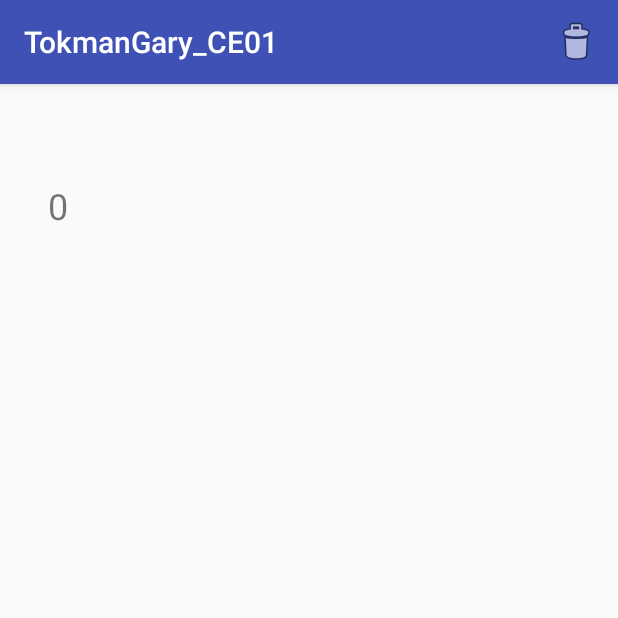
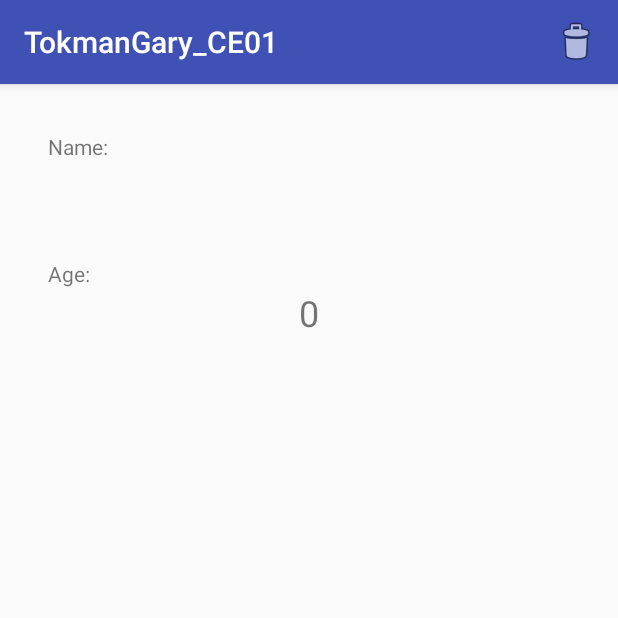
Before and after one commit to gtokman/Android-Challenges-3, an Android app: the DetailActivity screen opened directly, with no data from a screen before it, on a phone screen of 412 x 824 dp, the top half of it. Run offline under Robolectric (Android 15) with nearby library versions, the phone set to English and light mode, and no system bars.

Commit message:
Refactored code final commit

```diff
--- a/TokmanGary_CE01/app/build.gradle
+++ b/TokmanGary_CE01/app/build.gradle
@@ -1,5 +1,6 @@
 apply plugin: 'com.android.application'
 
+//noinspection GroovyMissingReturnStatement
 android {
     compileSdkVersion 24
     buildToolsVersion "24.0.1"
--- a/TokmanGary_CE01/app/src/main/java/com/garytokman/tokmangary_ce01/activities/DetailActivity.java
+++ b/TokmanGary_CE01/app/src/main/java/com/garytokman/tokmangary_ce01/activities/DetailActivity.java
@@ -32,10 +32,10 @@ public class DetailActivity extends GenericActivity {
     @Override
     protected void onPause() {
         super.onPause();
-//        unregisterReceiver(mDetailReceiver);
+        LocalBroadcastManager.getInstance(this).unregisterReceiver(mDetailReceiver);
     }
 
-    private BroadcastReceiver mDetailReceiver = new BroadcastReceiver() {
+    private final BroadcastReceiver mDetailReceiver = new BroadcastReceiver() {
         @Override
         public void onReceive(Context context, Intent intent) {
             // Once delete navigate back to list and list update
--- a/TokmanGary_CE01/app/src/main/java/com/garytokman/tokmangary_ce01/activities/FormActivity.java
+++ b/TokmanGary_CE01/app/src/main/java/com/garytokman/tokmangary_ce01/activities/FormActivity.java
@@ -34,10 +34,10 @@ public class FormActivity extends GenericActivity {
     protected void onPause() {
         super.onPause();
         // Unregister
-//        unregisterReceiver(mFormReceiver);
+        LocalBroadcastManager.getInstance(this).unregisterReceiver(mFormReceiver);
     }
 
-    private BroadcastReceiver mFormReceiver = new BroadcastReceiver() {
+    private final BroadcastReceiver mFormReceiver = new BroadcastReceiver() {
         @Override
         public void onReceive(Context context, Intent intent) {
             // When saved navigate to list and list refresh
@@ -45,6 +45,4 @@ public class FormActivity extends GenericActivity {
             finish();
         }
     };
-
-
 }
--- a/TokmanGary_CE01/app/src/main/java/com/garytokman/tokmangary_ce01/datebase/PersonDatabase.java
+++ b/TokmanGary_CE01/app/src/main/java/com/garytokman/tokmangary_ce01/datebase/PersonDatabase.java
@@ -20,7 +20,7 @@ public class PersonDatabase extends SQLiteOpenHelper {
     private static final int DB_VERSION = 1;
     private static final String DB_NAME = "ArticlesProvider.db";
     private static final String CREATE_TABLE = "create table if not exists " +
-            PersonTable.NAME + "(" +
+            DatabaseSchema.PersonTable.NAME + "(" +
             Columns.ID + " integer primary key autoincrement, " +
             Columns.FIRST_NAME + " text, " +
             Columns.LAST_NAME + " text, " +
--- a/TokmanGary_CE01/app/src/main/java/com/garytokman/tokmangary_ce01/fragments/DetailFragment.java
+++ b/TokmanGary_CE01/app/src/main/java/com/garytokman/tokmangary_ce01/fragments/DetailFragment.java
@@ -4,7 +4,6 @@ import android.app.Fragment;
 import android.content.Intent;
 import android.os.Bundle;
 import android.support.annotation.Nullable;
-import android.util.Log;
 import android.view.LayoutInflater;
 import android.view.Menu;
 import android.view.MenuInflater;
@@ -23,9 +22,7 @@ import com.garytokman.tokmangary_ce01.model.Person;
 
 public class DetailFragment extends Fragment {
 
-    private static final String TAG = DetailFragment.class.getSimpleName();
     public static final String ACTION_DELETE = "com.fullsail.android.ACTION_DELETE_DATA";
-
 
     private Person mPerson;
 
@@ -69,12 +66,12 @@ public class DetailFragment extends Fragment {
     @Override
     public boolean onOptionsItemSelected(MenuItem item) {
         if (item.getItemId() == R.id.delete_action) {
+            // Send delete broadcast with person
             Intent intent = new Intent(ACTION_DELETE);
             intent.putExtra(GenericActivity.EXTRA_FIRST_NAME, mPerson.getFirstName());
             intent.putExtra(GenericActivity.EXTRA_LAST_NAME, mPerson.getLastName());
             intent.putExtra(GenericActivity.EXTRA_AGE, mPerson.getAge());
             getActivity().sendBroadcast(intent);
-            Log.d(TAG, "Delete button hit ");
             return true;
         } else {
             return super.onOptionsItemSelected(item);
--- a/TokmanGary_CE01/app/src/main/java/com/garytokman/tokmangary_ce01/model/Person.java
+++ b/TokmanGary_CE01/app/src/main/java/com/garytokman/tokmangary_ce01/model/Person.java
@@ -8,10 +8,10 @@ import android.content.Context;
 import com.garytokman.tokmangary_ce01.datebase.PersonDatabase;
 
 public class Person {
-    private String mFirstName;
-    private String mLastName;
-    private int mAge;
-    private PersonDatabase mPersonDatabase;
+    private final String mFirstName;
+    private final String mLastName;
+    private final int mAge;
+    private final PersonDatabase mPersonDatabase;
 
     public Person(String firstName, String lastName, int age, Context context) {
         mFirstName = firstName;
--- a/TokmanGary_CE01/app/src/main/res/layout/detail_layout.xml
+++ b/TokmanGary_CE01/app/src/main/res/layout/detail_layout.xml
@@ -1,7 +1,8 @@
 <?xml version="1.0" encoding="utf-8"?>
-<RelativeLayout xmlns:android="http://schemas.android.com/apk/res/android"
+<LinearLayout xmlns:android="http://schemas.android.com/apk/res/android"
               xmlns:tools="http://schemas.android.com/tools"
               android:layout_width="match_parent"
+              android:orientation="vertical"
               android:layout_height="match_parent"
               android:paddingBottom="@dimen/activity_vertical_margin"
               android:paddingLeft="@dimen/activity_horizontal_margin"
@@ -9,31 +10,43 @@
               android:paddingTop="@dimen/activity_vertical_margin">
 
     <TextView
+        android:text="Name:"
         android:layout_width="wrap_content"
+        android:layout_height="wrap_content"
+        android:id="@+id/textView"
+        />
+
+    <TextView
+        android:layout_width="match_parent"
         android:layout_height="wrap_content"
         android:textAlignment="center"
         tools:text="Gary"
         android:textSize="24sp"
-        android:id="@+id/first_name_view"/>
+        android:id="@+id/first_name_view"
+       />
 
     <TextView
         android:id="@+id/last_name_view"
-        android:layout_width="wrap_content"
+        android:layout_width="match_parent"
         android:layout_height="wrap_content"
         android:textAlignment="center"
         tools:text="Tokman"
         android:textSize="24sp"
-        android:layout_alignParentTop="true"
-        android:layout_toEndOf="@+id/first_name_view"
-        android:layout_marginStart="11dp"/>
+        />
+
+    <TextView
+        android:text="Age:"
+        android:layout_width="wrap_content"
+        android:layout_height="wrap_content"
+        android:id="@+id/textView2"
+        />
 
     <TextView
         android:id="@+id/age_view"
-        android:layout_width="wrap_content"
+        android:layout_width="match_parent"
         android:layout_height="wrap_content"
         android:textAlignment="center"
         tools:text="Age"
         android:textSize="24sp"
-        android:layout_below="@+id/first_name_view"
-        android:layout_alignParentStart="true"/>
-</RelativeLayout>
+        />
+</LinearLayout>
--- a/TokmanGary_CE01/gradle.properties
+++ b/TokmanGary_CE01/gradle.properties
@@ -9,7 +9,7 @@
 
 # Specifies the JVM arguments used for the daemon process.
 # The setting is particularly useful for tweaking memory settings.
-org.gradle.jvmargs=-Xmx1536m
+
 
 # When configured, Gradle will run in incubating parallel mode.
 # This option should only be used with decoupled projects. More details, visit
```
Also changed, not shown: TokmanGary_CE01/app/src/main/java/com/garytokman/tokmangary_ce01/fragments/PersonListFragment.java (+4 -3 lines), TokmanGary_CE01/app/src/main/java/com/garytokman/tokmangary_ce01/receiver/DataChangedReceiver.java (+13 -15 lines), TokmanGary_CE01/app/src/main/res/layout/list_item.xml (added, +36 -0 lines).
